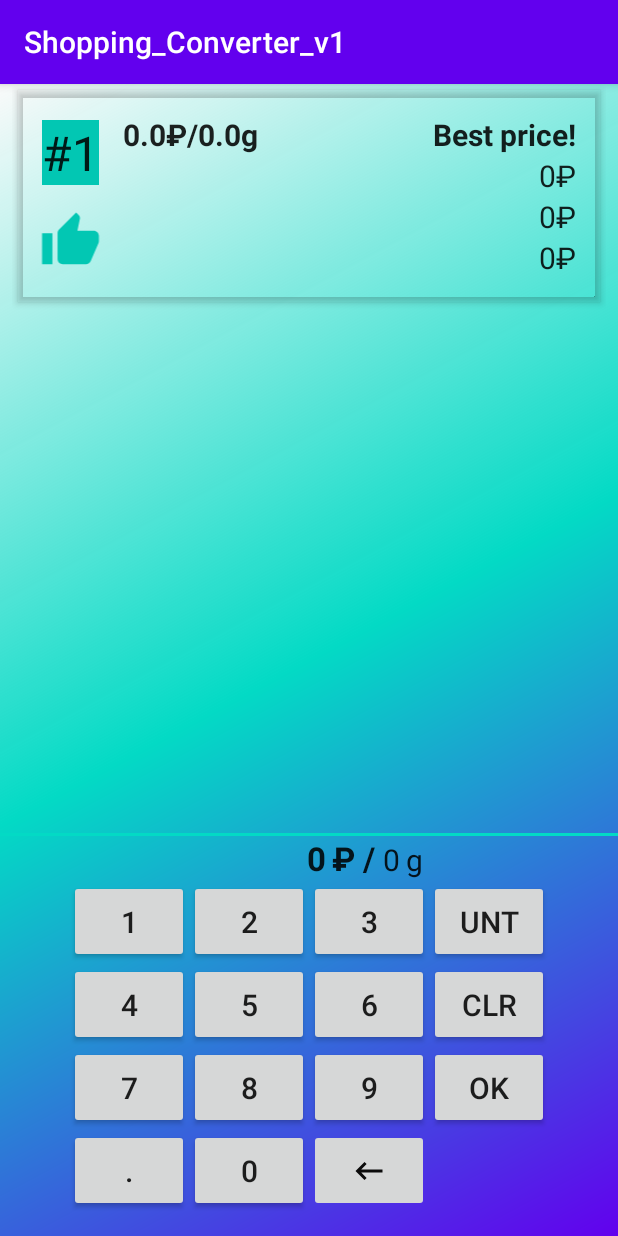
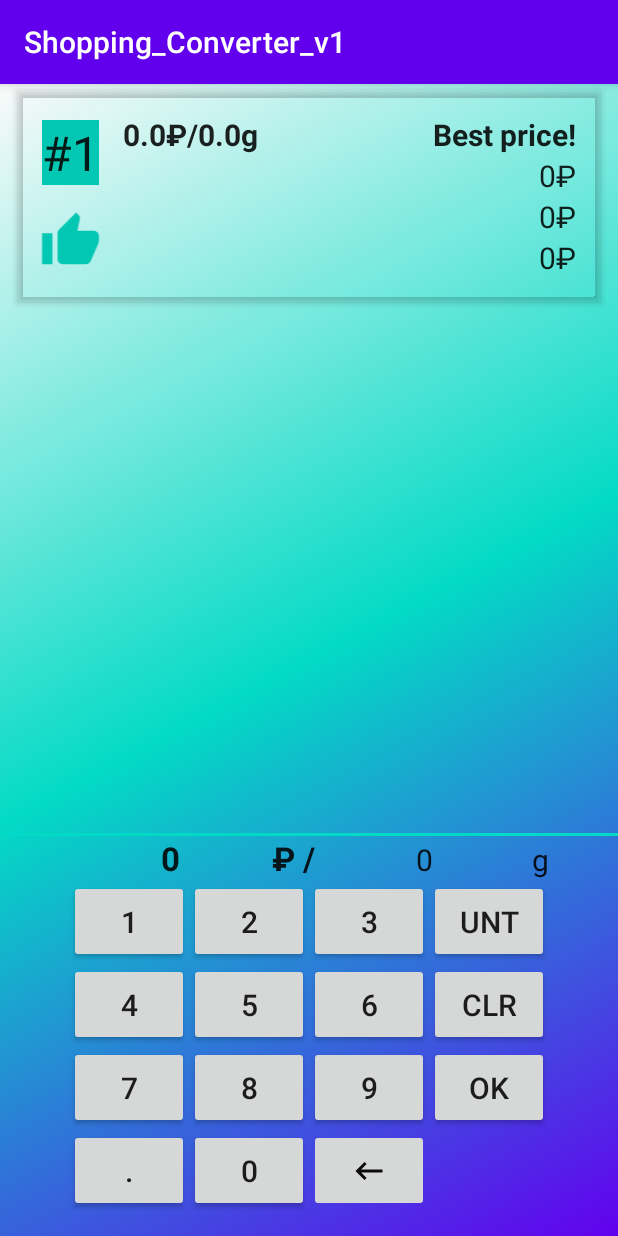
Before and after one commit to quant323/shopping_helper, an Android app: the screen it shows after launch (MainActivity), after a tap on an icon or button, on a phone screen of 412 x 824 dp. Run offline under Robolectric (Android 15) with nearby library versions, the phone set to English and light mode, and no system bars; 3 other taps on this screen came first.

Commit message:
Strange things happen...

```diff
--- a/app/src/main/java/com/stanislav_xyz/shopping_converter_v1/MainActivity.kt
+++ b/app/src/main/java/com/stanislav_xyz/shopping_converter_v1/MainActivity.kt
@@ -57,7 +57,8 @@ class MainActivity : AppCompatActivity(), View.OnClickListener {
         viewModel = ViewModelProvider(this).get(MainViewModel::class.java)
         mObserverList = Observer { productList ->
             adapter.setProductList(productList)
-            recyclerView.smoothScrollToPosition(productList.lastIndex)
+            if(productList.isNotEmpty())
+                recyclerView.smoothScrollToPosition(productList.lastIndex)
         }
         mObserverPrice = Observer { price ->
             mBinding.txtPrice.text = price
--- a/app/src/main/java/com/stanislav_xyz/shopping_converter_v1/MainViewModel.kt
+++ b/app/src/main/java/com/stanislav_xyz/shopping_converter_v1/MainViewModel.kt
@@ -170,7 +170,8 @@ class MainViewModel(application: Application) : AndroidViewModel(application) {
 
     fun onClean() {
         resetState()
-        productList.value?.clear()
+        tempList.clear()
+        productList.value = tempList
         setDotButton()
     }
 
--- a/app/src/main/res/layout/activity_main.xml
+++ b/app/src/main/res/layout/activity_main.xml
@@ -139,30 +139,33 @@
 
     <TextView
         android:id="@+id/txt_amount"
-        style="@style/text_style"
+        android:layout_width="0dp"
+        android:layout_height="wrap_content"
         android:layout_marginEnd="4dp"
         android:text="0"
-        android:textAlignment="textEnd"
+        android:textAlignment="center"
+        android:textColor="?android:textColorPrimary"
+        android:textSize="@dimen/normal_text_size"
         app:layout_constraintBottom_toBottomOf="@+id/txt_measure_unit"
         app:layout_constraintEnd_toStartOf="@+id/txt_measure_unit"
+        app:layout_constraintStart_toEndOf="@+id/divider"
         tools:text="12345" />
 
     <TextView
         android:id="@+id/txt_measure_unit"
         style="@style/text_style"
-        android:layout_marginEnd="84dp"
         android:text="@string/gram"
         app:layout_constraintBottom_toTopOf="@+id/tableLayout"
         app:layout_constraintEnd_toEndOf="@+id/tableLayout" />
 
     <TextView
         android:id="@+id/txt_price"
-        style="@style/text_style"
         android:layout_width="0dp"
         android:layout_height="wrap_content"
-        android:layout_marginEnd="4dp"
         android:text="0"
-        android:textAlignment="textEnd"
+        android:textAlignment="center"
+        android:textColor="?android:textColorPrimary"
+        android:textSize="@dimen/normal_text_size"
         app:layout_constraintBottom_toBottomOf="@+id/txt_currency"
         app:layout_constraintEnd_toStartOf="@+id/txt_currency"
         app:layout_constraintStart_toStartOf="@+id/tableLayout"
@@ -182,6 +185,7 @@
         android:textSize="22sp"
         android:textStyle="bold"
         app:layout_constraintBottom_toTopOf="@+id/tableLayout"
-        app:layout_constraintEnd_toStartOf="@+id/txt_amount" />
+        app:layout_constraintEnd_toEndOf="@+id/tableLayout"
+        app:layout_constraintStart_toStartOf="@+id/tableLayout" />
 
 </androidx.constraintlayout.widget.ConstraintLayout>
```
